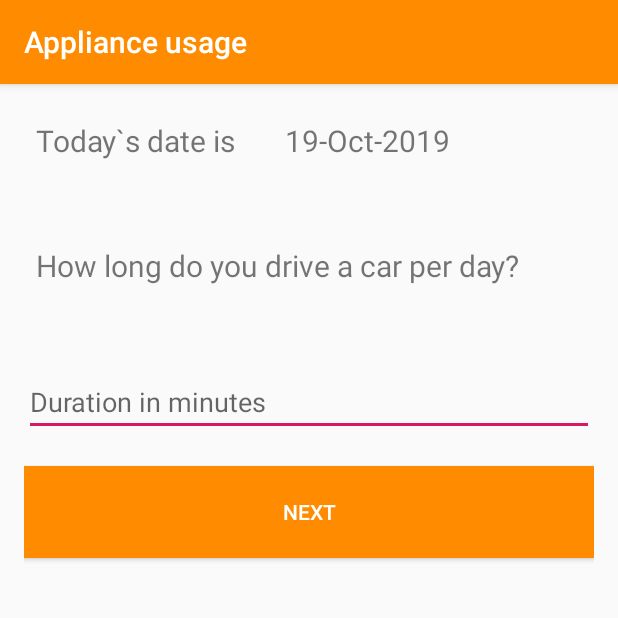
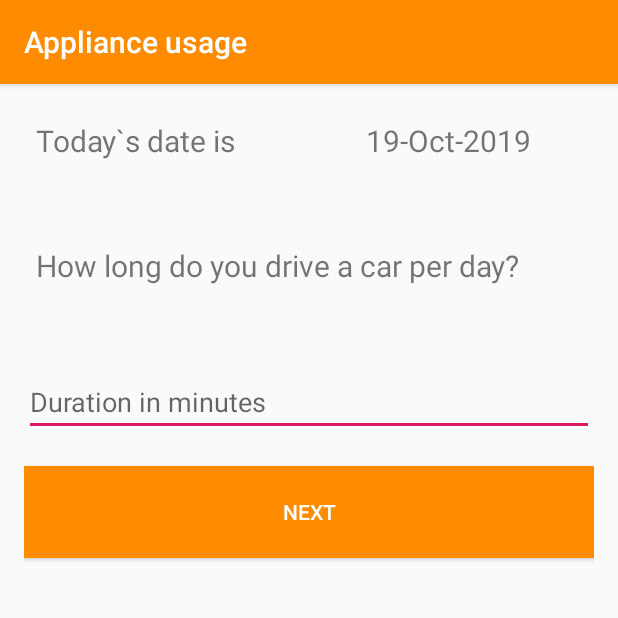
Before and after one commit to Adnan525/ManlyEnvironmentCentre, an Android app: the ApplianceUsage screen opened directly, with no data from a screen before it, on a phone screen of 412 x 824 dp, the top half of it. Run offline under Robolectric (Android 15) with nearby library versions, the light colour scheme and no system bars; Roboto replaces fonts that are not available here.

Commit message:
Bug fixed. Hopefully last commit from me

```diff
--- a/app/src/main/res/layout/activity_applicance_usage.xml
+++ b/app/src/main/res/layout/activity_applicance_usage.xml
@@ -21,16 +21,20 @@
         android:layout_marginBottom="40dp">
 
         <TextView
-            android:layout_width="wrap_content"
+            android:id="@+id/score_text"
+            android:layout_width="209dp"
             android:layout_height="wrap_content"
+            android:layout_alignParentLeft="true"
+            android:layout_marginEnd="10dp"
+            android:layout_marginRight="10dp"
+            android:layout_toStartOf="@+id/score"
+            android:layout_toLeftOf="@+id/score"
             android:text="Today`s date is"
-            android:textSize="20sp"
-            android:layout_alignParentLeft="true"
-            android:id="@+id/score_text"/>
+            android:textSize="20sp" />
 
         <TextView
             android:id="@+id/score"
-            android:layout_width="198dp"
+            android:layout_width="144dp"
             android:layout_height="wrap_content"
             android:layout_alignParentRight="true"
             android:text="0"
```
